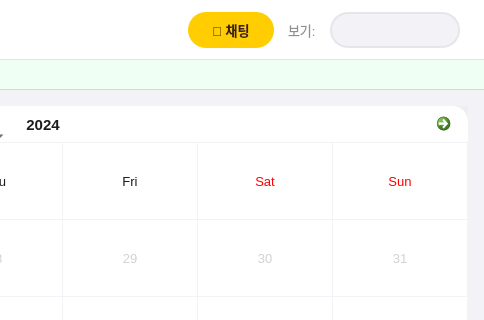
This is mainwindow.ui in minyong38/mini_project as Qt 5 draws it before an edit; both pictures show x 496 to 980 and y 0 to 320 of the 980 by 720 pixel window. The edited form follows.
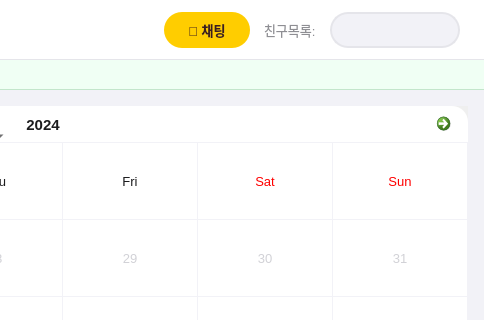
This is the edited form. Custom widgets are drawn as their Qt base class.

```diff
--- a/mainwindow.ui
+++ b/mainwindow.ui
@@ -70,10 +70,12 @@
        <!-- 보기 레이블 -->
        <item>
         <widget class="QLabel" name="userPrefixLabel">
-         <property name="text"><string>보기:</string></property>
          <property name="styleSheet">
           <string>QLabel { font-size: 13px; color: #8E8E93; background: transparent; border: none; }</string>
          </property>
+         <property name="text">
+          <string>친구목록:</string>
+         </property>
         </widget>
        </item>
 
```
Left out of the diff: 232 changed lines with no effect on the pictures.
